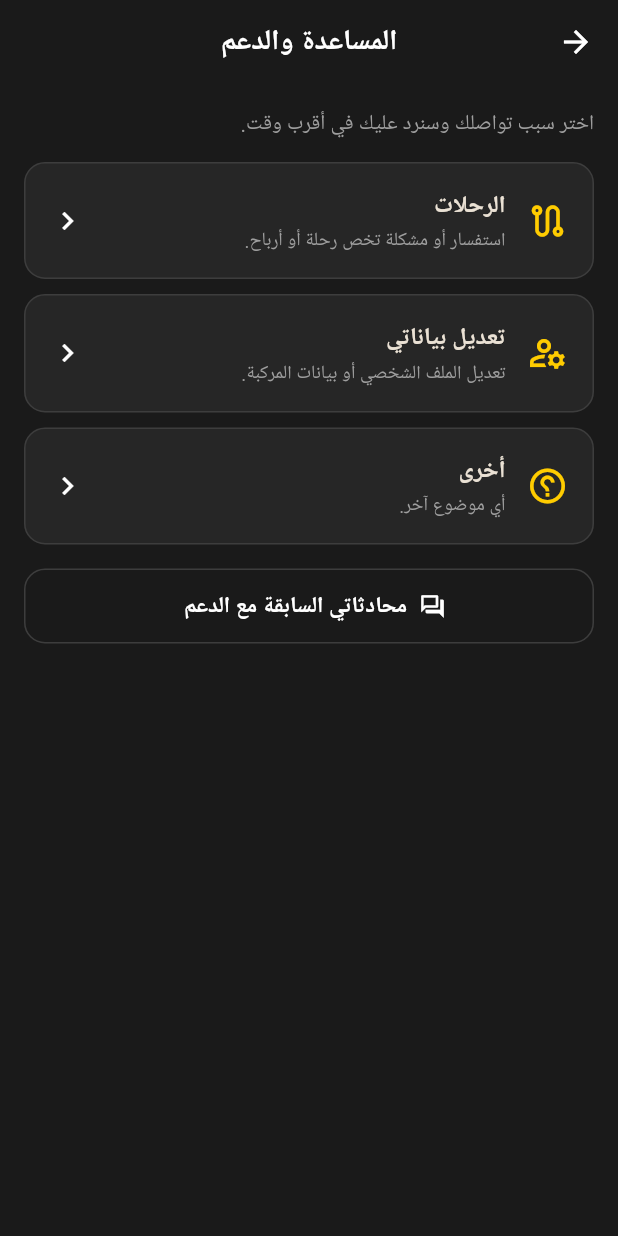
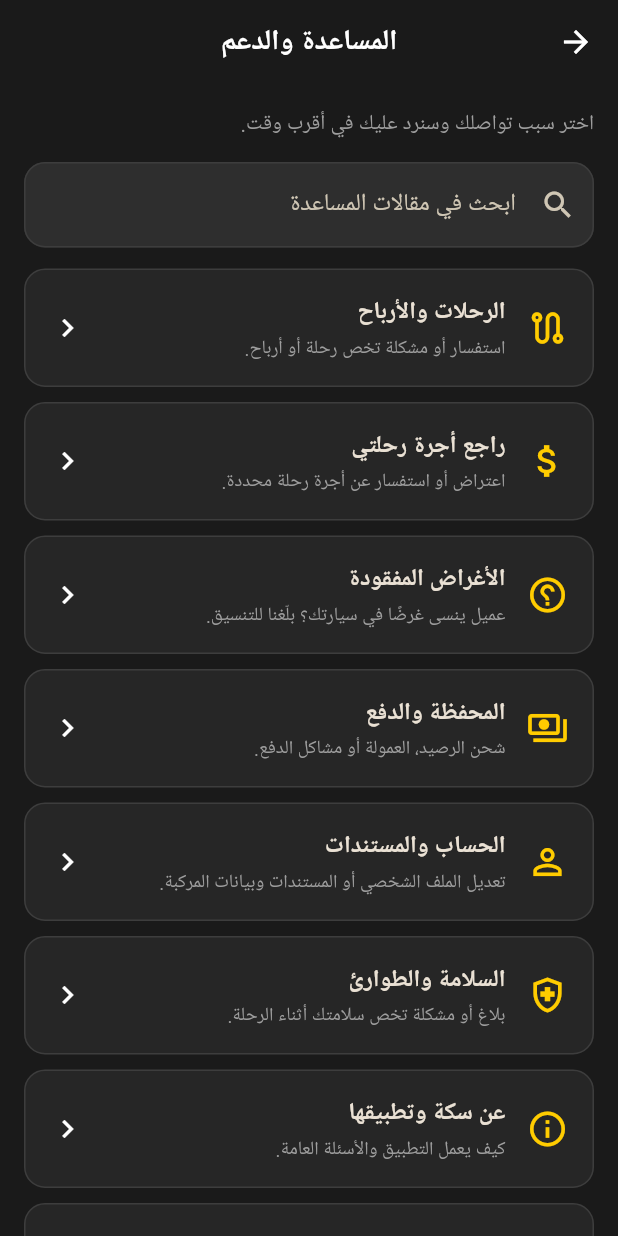
Before and after one commit to minostore/sikka_raider2, a Flutter app: the SupportHomeScreen screen opened directly, on a phone screen of 412 x 824 dp. Run offline on Flutter 3.47's test engine with Material 3 defaults, Android fonts, the phone set to English and light mode, and no system bars; our stand-ins replace audioplayers, camera, file_picker, firebase_auth, firebase_core, firebase_database and 10 more; missing offline and left inert: android_intent_plus, flutter_overlay_window, google_mlkit_face_detection, tflite_flutter; accounts and stored records are empty.

Commit message:
Last Sync: 2026-10-17 03:13 (Mobile)

```diff
--- a/lib/screens/account_screen.dart
+++ b/lib/screens/account_screen.dart
@@ -11,6 +11,8 @@
 import 'support_tickets_screen.dart';
 import 'place_search_screen.dart';
 import 'splash_gate.dart';
+import 'legal_screen.dart';
+import 'support_home_screen.dart';
 
 class AccountScreen extends StatelessWidget {
   const AccountScreen({super.key});
@@ -94,8 +96,8 @@
             item(Icons.home, 'عنوان المنزل', () => _setPlace(context, uid, 'home'), sub: asMap(places['home'])['address']?.toString()),
             item(Icons.work, 'عنوان العمل', () => _setPlace(context, uid, 'work'), sub: asMap(places['work'])['address']?.toString()),
             item(Icons.notifications_none, 'الإشعارات', () => Navigator.push(context, MaterialPageRoute(builder: (_) => const NotificationsScreen()))),
-            item(Icons.support_agent, 'المساعدة والدعم', () => Navigator.push(context, MaterialPageRoute(builder: (_) => const SupportTicketsScreen(role: 'driver')))),
-            item(Icons.description_outlined, 'الشروط والخصوصية', () => showDialog(context: context, builder: (ctx) => AlertDialog(title: const Text('الشروط والخصوصية'), content: const Text('باستخدامك مشوار فأنت توافق على: تقديم بيانات صحيحة، الالتزام بالسعر المتفق عليه مع السائق، احترام السائقين والركاب، وعدم إساءة استخدام التطبيق. نستخدم موقعك أثناء استخدام التطبيق فقط لتحديد الالتقاط وتتبع الرحلة، ولا نشاركه مع أي جهة خارج الرحلة. يمكنك طلب حذف بياناتك عبر الدعم.'), actions: [TextButton(onPressed: () => Navigator.pop(ctx), child: const Text('إغلاق'))]))),
+            item(Icons.support_agent, 'مركز المساعدة', () => Navigator.push(context, MaterialPageRoute(builder: (_) => const SupportHomeScreen(role: 'driver')))),
+            item(Icons.description_outlined, 'الشروط والأحكام', () => Navigator.push(context, MaterialPageRoute(builder: (_) => const LegalScreen(role: 'driver')))),
             ListTile(
               leading: const Icon(Icons.logout, color: AppColors.red),
               title: const Text('تسجيل الخروج', style: TextStyle(color: AppColors.red)),
--- a/lib/screens/docs_screen.dart
+++ b/lib/screens/docs_screen.dart
@@ -16,7 +16,7 @@
 import '../services/doc_upload_service.dart';
 import 'splash_gate.dart';
 
-const _defaultUploadApi = 'https://sikka.mohamedmini2006.workers.dev'; // خدمة sikka-uploads على Cloudflare (يمكن تغييرها من لوحة التحكم > الإعدادات)
+const _defaultUploadApi = 'https://sikka-eg.online'; // خدمة sikka-uploads على Cloudflare (يمكن تغييرها من لوحة التحكم > الإعدادات)
 
 /// الأوراق المطلوبة الافتراضية. يمكن للإدارة تعديلها (الاسم/الصورة/الإضافة/الحذف) من لوحة التحكم
 /// ← الأوراق المطلوبة، وتظهر مباشرة في التطبيق عبر settings/requiredDocs.
@@ -25,6 +25,8 @@
   'nationalIdBack': 'صورة البطاقة الشخصية - الوجه الخلفي',
   'licenseFront': 'صورة رخصة القيادة - الوجه الأمامي',
   'licenseBack': 'صورة رخصة القيادة - الوجه الخلفي',
+  'vehicleRegFront': 'صورة رخصة المركبة - الوجه الأمامي',
+  'vehicleRegBack': 'صورة رخصة المركبة - الوجه الخلفي',
   'photo': 'صورة سيلفي واضحة للوجه',
 };
 const docIcons = {
--- a/lib/screens/support_home_screen.dart
+++ b/lib/screens/support_home_screen.dart
@@ -24,6 +24,24 @@
       return Icons.person_outline;
     case 'profile':
       return Icons.manage_accounts_outlined;
+    case 'lost':
+      return Icons.help_outline;
+    case 'fare':
+      return Icons.attach_money;
+    case 'driver_issues':
+      return Icons.person_off_outlined;
+    case 'payment':
+      return Icons.payments_outlined;
+    case 'account':
+      return Icons.person_outline;
+    case 'safety':
+      return Icons.health_and_safety_outlined;
+    case 'about':
+      return Icons.info_outline;
+    case 'messages':
+      return Icons.forum_outlined;
+    case 'lost':
+      return Icons.luggage_outlined;
     default:
       return Icons.help_outline;
   }
@@ -31,14 +49,24 @@
 
 List<SupportTopic> _defaultTopics(String role) => role == 'driver'
     ? const [
-        SupportTopic('trips', 'الرحلات', 'استفسار أو مشكلة تخص رحلة أو أرباح.'),
-        SupportTopic('profile', 'تعديل بياناتي', 'تعديل الملف الشخصي أو بيانات المركبة.'),
-        SupportTopic('other', 'أخرى', 'أي موضوع آخر.'),
+        SupportTopic('trips', 'الرحلات والأرباح', 'استفسار أو مشكلة تخص رحلة أو أرباح.'),
+        SupportTopic('fare', 'راجع أجرة رحلتي', 'اعتراض أو استفسار عن أجرة رحلة محددة.'),
+        SupportTopic('lost', 'الأغراض المفقودة', 'عميل ينسى غرضًا في سيارتك؟ بلّغنا للتنسيق.'),
+        SupportTopic('payment', 'المحفظة والدفع', 'شحن الرصيد، العمولة أو مشاكل الدفع.'),
+        SupportTopic('account', 'الحساب والمستندات', 'تعديل الملف الشخصي أو المستندات وبيانات المركبة.'),
+        SupportTopic('safety', 'السلامة والطوارئ', 'بلاغ أو مشكلة تخص سلامتك أثناء الرحلة.'),
+        SupportTopic('about', 'عن سكة وتطبيقها', 'كيف يعمل التطبيق والأسئلة العامة.'),
+        SupportTopic('messages', 'سجل الرسائل', 'مراجعة رسائلك ومحادثاتك مع الدعم.'),
       ]
     : const [
-        SupportTopic('trips', 'الرحلات', 'استفسار أو مشكلة تخص رحلة.'),
-        SupportTopic('driver', 'السائق', 'شكوى أو استفسار عن سائق.'),
-        SupportTopic('other', 'أخرى', 'أي موضوع آخر.'),
+        SupportTopic('lost', 'الأغراض المفقودة', 'نسيت شيئًا في السيارة؟ بلّغنا وسنتواصل مع السائق.'),
+        SupportTopic('fare', 'راجع أجرة رحلتي', 'اعتراض أو استفسار عن أجرة رحلة محددة.'),
+        SupportTopic('driver_issues', 'المشاكل التي يسببها السائق', 'سلوك، تأخير، تغيير المسار أو أي شكوى من سائق.'),
+        SupportTopic('payment', 'الدفع', 'مشاكل المحفظة أو الدفع أو الشحن.'),
+        SupportTopic('account', 'الحساب', 'تعديل البيانات أو مشاكل تسجيل الدخول.'),
+        SupportTopic('safety', 'السلامة والطوارئ', 'أدوات السلامة، جهات الاتصال الموثوقة وبلاغات الطوارئ.'),
+        SupportTopic('about', 'عن سكة وتطبيقها', 'كيف يعمل التطبيق والأسئلة العامة.'),
+        SupportTopic('messages', 'سجل الرسائل', 'مراجعة رسائلك ومحادثاتك مع الدعم والسائقين.'),
       ];
 
 /// صفحة «المساعدة والدعم» كاملة: اختر سبب التواصل ثم اكتب رسالتك.
@@ -50,6 +78,7 @@
 }
 
 class _SupportHomeScreenState extends State<SupportHomeScreen> {
+  String _q = '';
   late final Future<({String title, String intro, List<SupportTopic> topics})> _f = _load();
 
   Future<({String title, String intro, List<SupportTopic> topics})> _load() async {
@@ -93,12 +122,20 @@
                 : ListView(padding: const EdgeInsets.all(16), children: [
                     Text(d.intro, style: const TextStyle(color: Colors.grey, height: 1.5)),
                     const SizedBox(height: 14),
-                    for (final t in d.topics)
+                    TextField(
+                      onChanged: (v) => setState(() => _q = v.trim()),
+                      decoration: const InputDecoration(hintText: 'ابحث في مقالات المساعدة', prefixIcon: Icon(Icons.search)),
+                    ),
+                    const SizedBox(height: 14),
+                    for (final t in d.topics.where((t) => _q.isEmpty || t.title.contains(_q) || t.description.contains(_q)))
                       Padding(
                         padding: const EdgeInsets.only(bottom: 10),
                         child: InkWell(
                           borderRadius: BorderRadius.circular(14),
-                          onTap: () => Navigator.push(context, MaterialPageRoute(builder: (_) => _NewTicketScreen(role: widget.role, topic: t))),
+                          onTap: () => Navigator.push(
+                              context,
+                              MaterialPageRoute(
+                                  builder: (_) => _NewTicketScreen(role: widget.role, topic: t))),
                           child: Container(
                             padding: const EdgeInsets.all(16),
                             decoration: BoxDecoration(color: AppColors.card, border: Border.all(color: AppColors.border), borderRadius: BorderRadius.circular(14)),
@@ -120,7 +157,7 @@
                     OutlinedButton.icon(
                       onPressed: () => Navigator.push(context, MaterialPageRoute(builder: (_) => SupportTicketsScreen(role: widget.role))),
                       icon: const Icon(Icons.forum_outlined),
-                      label: const Text('محادثاتي السابقة مع الدعم'),
+                      label: const Text('سجل الرسائل'),
                     ),
                   ]),
           );
--- a/lib/services/ticket_attachment_service.dart
+++ b/lib/services/ticket_attachment_service.dart
@@ -9,7 +9,7 @@
 
 class TicketAttachmentService {
   static const _extensions = ['jpg','jpeg','png','webp','pdf','doc','docx'];
-  static const _defaultUploadApi = 'https://sikka.mohamedmini2006.workers.dev';
+  static const _defaultUploadApi = 'https://sikka-eg.online';
 
   static Future<Map<String, dynamic>?> pickAndUpload({required String uid, required String ticketId}) async {
     final result = await FilePicker.platform.pickFiles(type: FileType.custom, allowedExtensions: _extensions, withData: true);
```
Also changed, not shown: lib/screens/driver_home.dart (+1 -9 lines), lib/screens/legal_screen.dart (added, +132 -0 lines), lib/screens/wallet_screen.dart (+12 -0 lines), lib/services/r2_upload_service.dart (+19 -1 lines).
